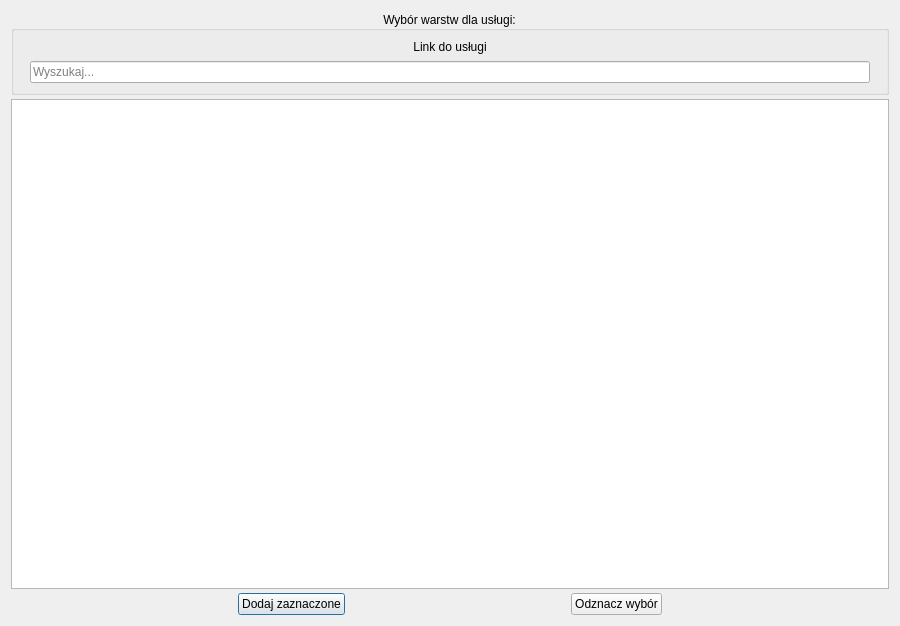
Old version of the form integrator_uslug_danych_przestrzennych_dialog_which_layers.ui in the repository envirosolutionspl/integrator_uslug_danych_przestrzennych.
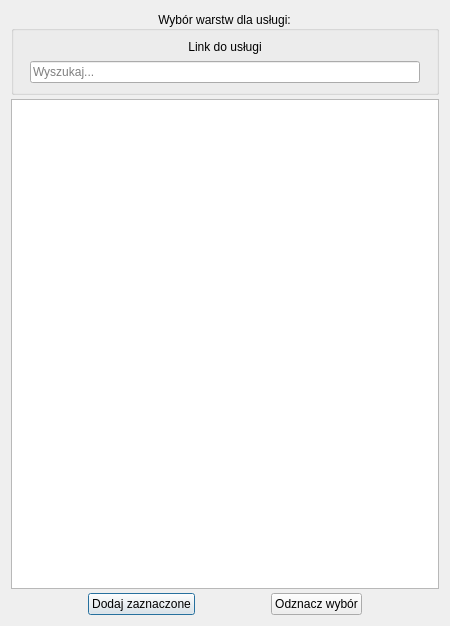
New version of the form. Icons and pictures are not drawn.

Commit message: Dopasowanie tabel do rozmiaru okna

The edit to the form file:
```diff
--- a/integrator_uslug_danych_przestrzennych_dialog_which_layers.ui
+++ b/integrator_uslug_danych_przestrzennych_dialog_which_layers.ui
@@ -6,7 +6,7 @@
    <rect>
     <x>0</x>
     <y>0</y>
-    <width>900</width>
+    <width>450</width>
     <height>626</height>
    </rect>
   </property>
```
The commit also changes 2 other files.
